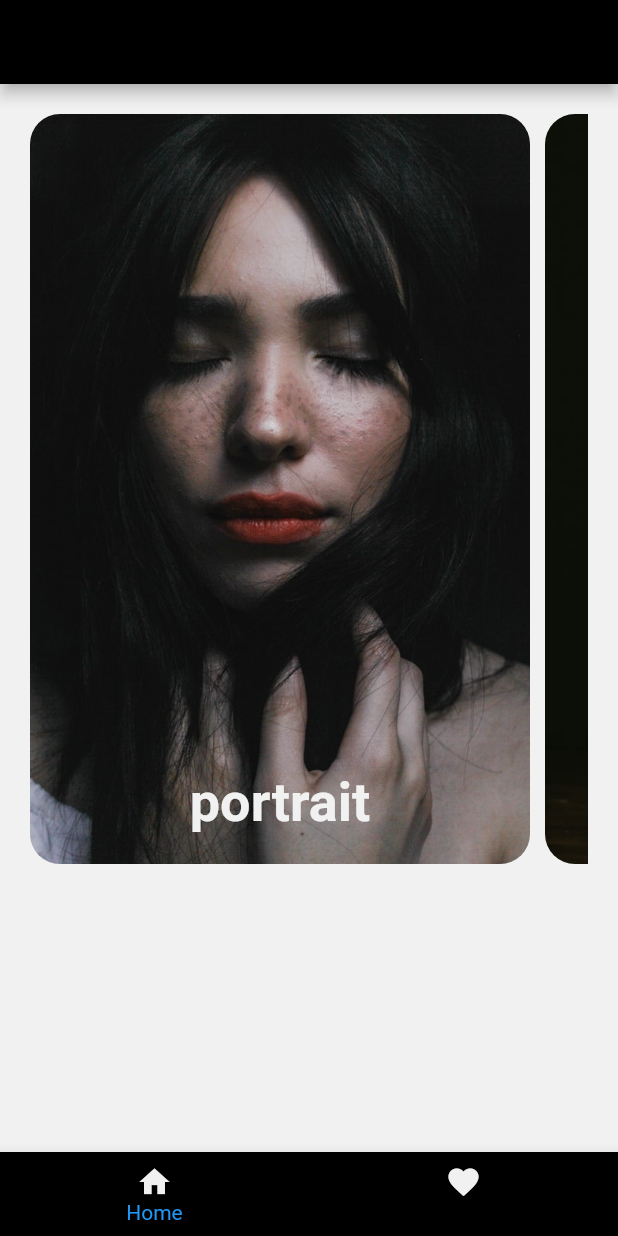
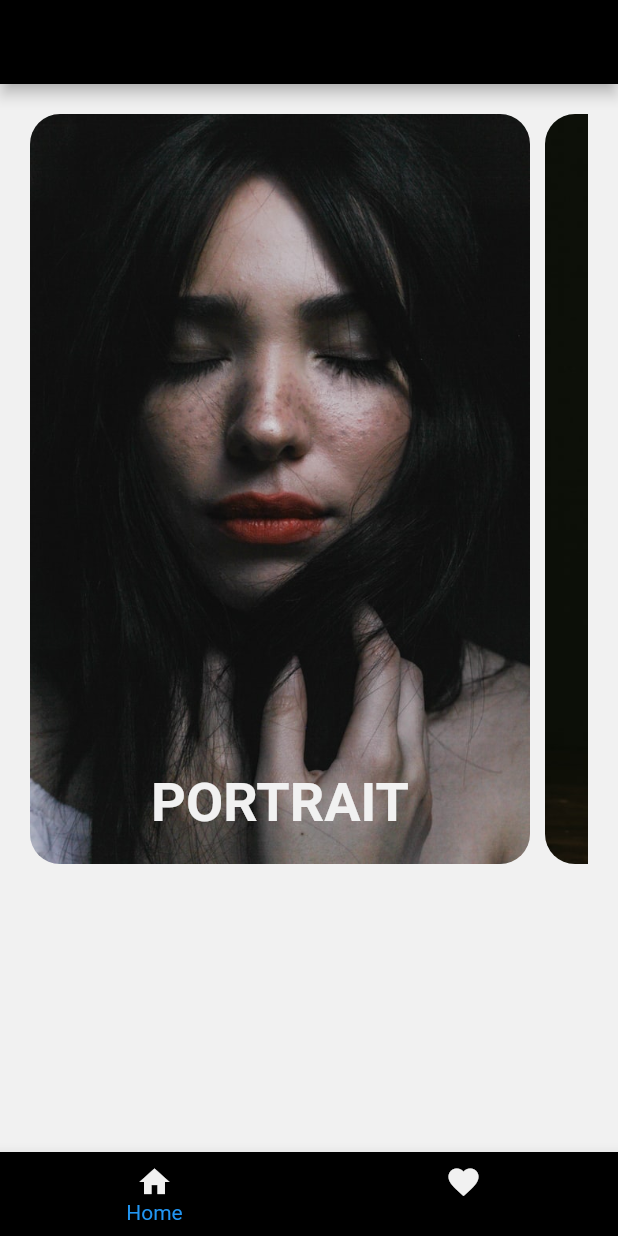
Before and after one commit to leparrav/Presets, a Flutter app: the screen it shows after launch, on a phone screen of 412 x 824 dp. Run offline on Flutter 3.47's test engine with Material 2 defaults, Android fonts, the phone set to English and light mode, and no system bars; missing offline and left inert: before_after; Roboto replaces fonts that are missing (Lora).

Commit message:
Fixed problems created by last commit

```diff
--- a/lib/components/categories_list.dart
+++ b/lib/components/categories_list.dart
@@ -33,7 +33,9 @@ List<Widget> setCategoriesImages(context) {
                 Image.asset('assets/images/categories/${value.toShortString()}.jpg'),
                 Positioned(
                     bottom: 20,
-                    child: Text(value.toShortString(), style: kCategoryCardTextStyle)),
+                    child: value == kCategories.WINTER ? Text(value.toShortString().toUpperCase(), style: kCategoryCardTextStyle.copyWith(color: Colors.black))
+                        : Text(value.toShortString().toUpperCase(), style: kCategoryCardTextStyle)
+                ),
               ]
           ),
         ),
--- a/lib/components/preset_card.dart
+++ b/lib/components/preset_card.dart
@@ -32,8 +32,8 @@ class PresetCard extends StatelessWidget {
             ),
           ),
           BeforeAfter(
-            beforeImage: Image.asset('images/portrait/1_before.jpg'),
-            afterImage: Image.asset('images/portrait/1_after.jpg'),
+            beforeImage: Image.asset('assets/images/portrait/1_before.jpg'),
+            afterImage: Image.asset('assets/images/portrait/1_after.jpg'),
           ),
           Text(
             description,
--- a/lib/screens/preset_category_screen.dart
+++ b/lib/screens/preset_category_screen.dart
@@ -8,7 +8,7 @@ import 'package:preset_app/components/preset_info.dart';
 
 dynamic loadJson(kCategories categorySelected) async {
   String data = '';
-  data = await rootBundle.loadString('data/cards_info_${categorySelected.toShortString()}.json');
+  data = await rootBundle.loadString('assets/data/cards_info_${categorySelected.toShortString()}.json');
   var jsonResult = json.decode(data);
   return jsonResult;
 }
@@ -59,7 +59,7 @@ class _PresetCategoryScreenState extends State<PresetCategoryScreen> {
       body: Container(
         decoration: BoxDecoration(
           image: DecorationImage(
-            image: AssetImage('images/categories/${categorySelected.toShortString()}.jpg'),
+            image: AssetImage('assets/images/categories/${categorySelected.toShortString()}.jpg'),
             fit: BoxFit.cover,
           ),
         ),
```
Also changed, not shown: assets/images/portrait/1_after.jpg, assets/images/portrait/1_before.jpg.
